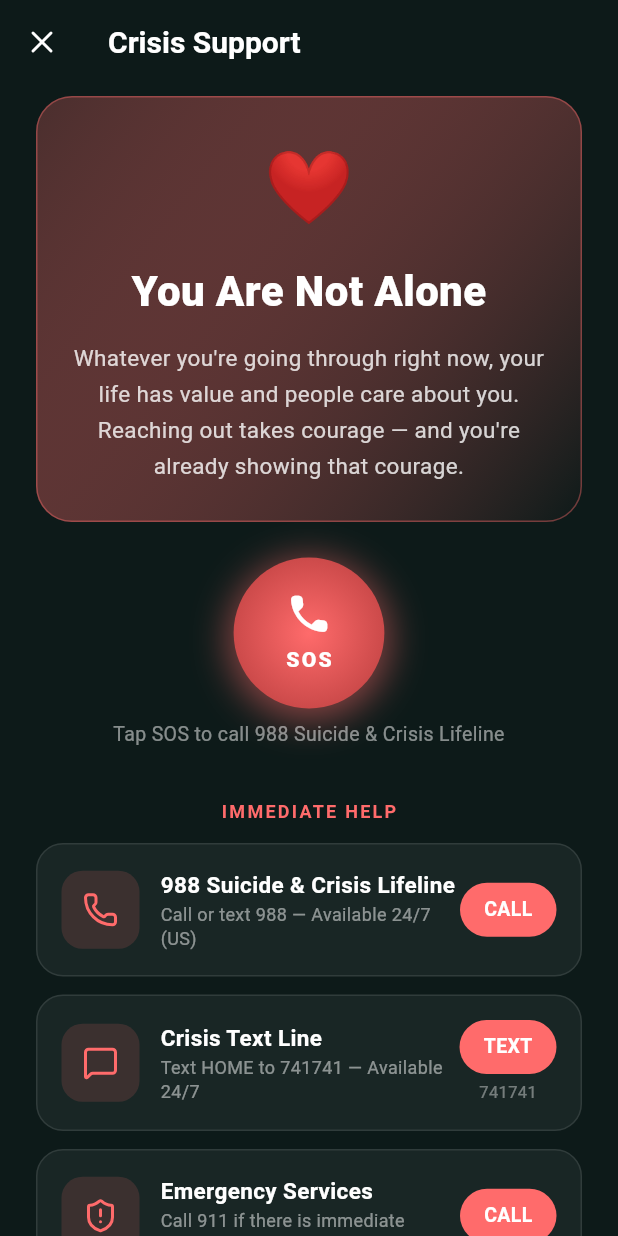
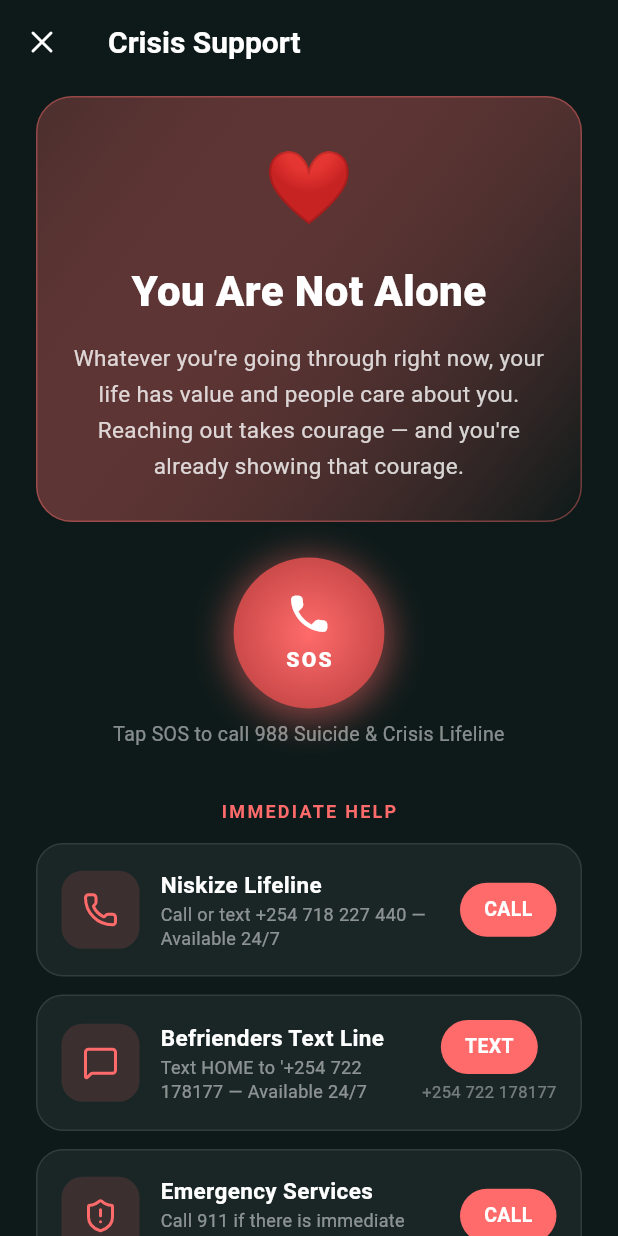
Before and after one commit to maqbulhanif35/mindbridge3, a Flutter app: the CrisisScreen screen opened by its route, on a phone screen of 412 x 824 dp. Run offline on Flutter 3.47's test engine with Material 3 defaults, Android fonts, the light colour scheme and no system bars; drawn by our look-alikes of flutter_animate; our stand-ins replace cached_network_image, confetti, dio, equatable, fl_chart, flutter_dotenv and 12 more; accounts and stored records are empty; Roboto replaces fonts that are missing (Nunito).

Commit message:
Feat: Added shorter prompt for smaller llm and Changed crisis support hotlines

```diff
--- a/lib/core/constants/app_strings.dart
+++ b/lib/core/constants/app_strings.dart
@@ -223,15 +223,15 @@
 
   static const List<Map<String, String>> crisisContacts = [
     {
-      'name': '988 Suicide & Crisis Lifeline',
-      'number': '988',
-      'description': 'Call or text 988 — Available 24/7 (US)',
+      'name': 'Niskize Lifeline',
+      'number': '+254 718 227 440',
+      'description': 'Call or text +254 718 227 440 — Available 24/7',
       'type': 'hotline',
     },
     {
-      'name': 'Crisis Text Line',
-      'number': '741741',
-      'description': "Text HOME to 741741 — Available 24/7",
+      'name': 'Befrienders Text Line',
+      'number': '+254 722 178177',
+      'description': "Text HOME to '+254 722 178177 — Available 24/7",
       'type': 'text',
     },
     {
@@ -240,12 +240,12 @@
       'description': 'Call 911 if there is immediate danger',
       'type': 'emergency',
     },
-    {
-      'name': 'SAMHSA Helpline',
-      'number': '1-800-662-4357',
-      'description': 'Substance & mental health — Free, confidential',
-      'type': 'hotline',
-    },
+    // {
+    //   'name': 'SAMHSA Helpline',
+    //   'number': '1-800-662-4357',
+    //   'description': 'Substance & mental health — Free, confidential',
+    //   'type': 'hotline',
+    // },
   ];
 
   // ─── Mindfulness ──────────────────────────────────────
```
Also changed, not shown: lib/core/providers/chat_provider.dart (+38 -3 lines).
